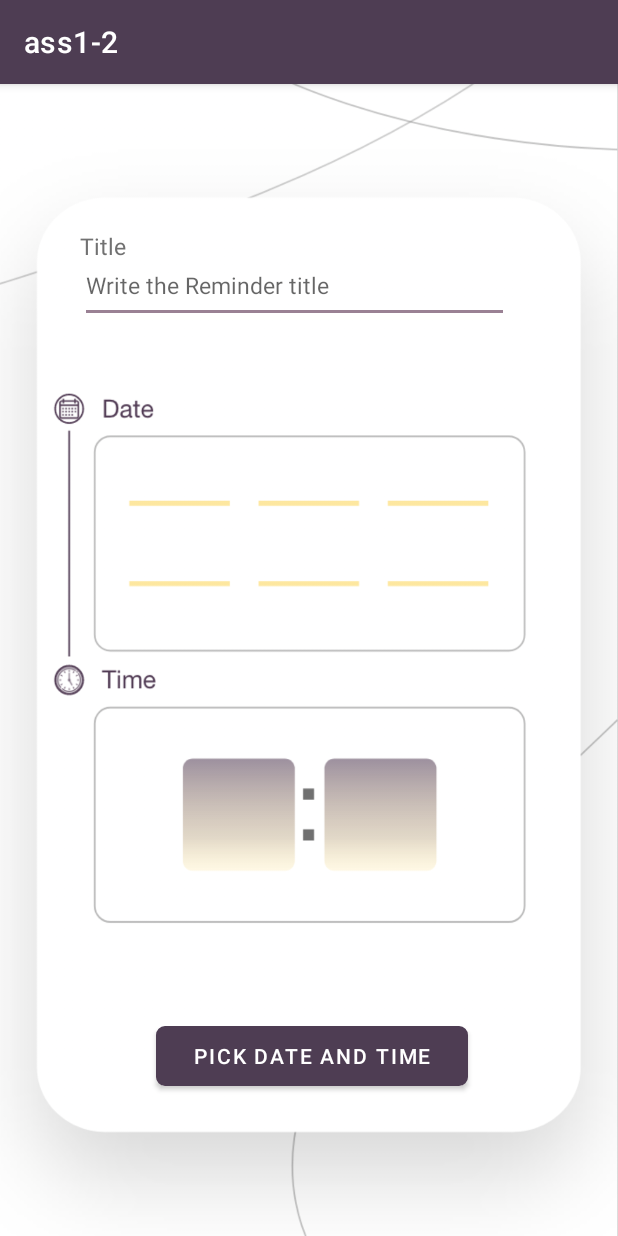
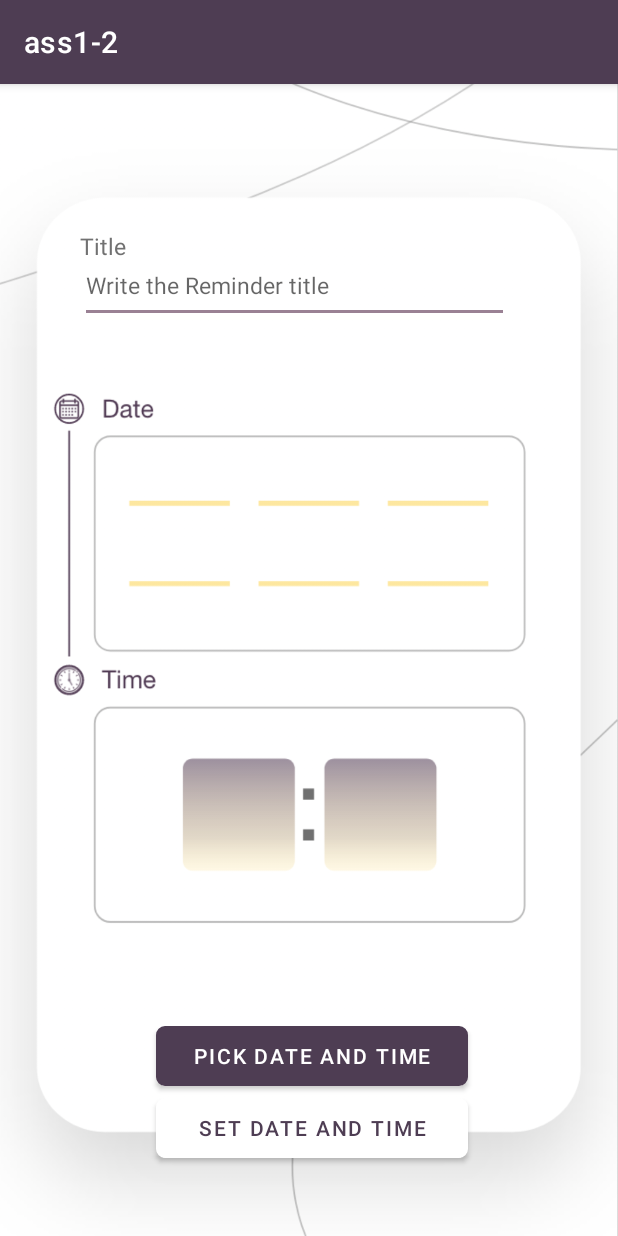
Before and after one commit to Arob122/G7_SWE483_ASS1, an Android app: the screen it shows after launch (MainActivity), on a phone screen of 412 x 824 dp. Run offline under Robolectric (Android 15) with nearby library versions, the phone set to English and light mode, and no system bars.

```diff
--- a/app/src/main/AndroidManifest.xml
+++ b/app/src/main/AndroidManifest.xml
@@ -1,6 +1,7 @@
 <?xml version="1.0" encoding="utf-8"?>
 <manifest xmlns:android="http://schemas.android.com/apk/res/android"
     package="com.example.ass1">
+    <uses-permission android:name="android.permission.SET_ALARM"/>
 
     <application
         android:allowBackup="true"
@@ -16,6 +17,7 @@
                 <category android:name="android.intent.category.LAUNCHER" />
             </intent-filter>
         </activity>
+        <receiver android:name=".Alarm"/>
     </application>
 
 </manifest>
--- a/app/src/main/res/layout/activity_main.xml
+++ b/app/src/main/res/layout/activity_main.xml
@@ -38,6 +38,22 @@
         android:text="Pick Date and TIme"
         android:visibility="visible"
         app:backgroundTint="@color/purple_500"
+        app:iconTint="#00FFFFFF"
+        app:layout_constraintBottom_toBottomOf="parent"
+        app:layout_constraintEnd_toEndOf="parent" />
+
+
+    <Button
+        android:id="@+id/btnSetAlarm"
+        android:layout_width="208dp"
+        android:layout_height="40dp"
+        android:layout_marginEnd="100dp"
+        android:layout_marginBottom="52dp"
+        android:background="@drawable/button"
+        android:text="Set Date and TIme"
+        android:textColor="@color/purple_500"
+        android:visibility="visible"
+        app:backgroundTint="@color/white"
         app:iconTint="#00FFFFFF"
         app:layout_constraintBottom_toBottomOf="parent"
         app:layout_constraintEnd_toEndOf="parent" />
--- a/build.gradle
+++ b/build.gradle
@@ -5,7 +5,7 @@ buildscript {
         jcenter()
     }
     dependencies {
-        classpath "com.android.tools.build:gradle:4.1.2"
+        classpath "com.android.tools.build:gradle:4.0.0"
 
         // NOTE: Do not place your application dependencies here; they belong
         // in the individual module build.gradle files
```
Also changed, not shown: app/src/main/java/com/example/ass1/Alarm.java (added, +35 -0 lines), app/src/main/java/com/example/ass1/MainActivity.java (+54 -12 lines), gradle/wrapper/gradle-wrapper.properties.
